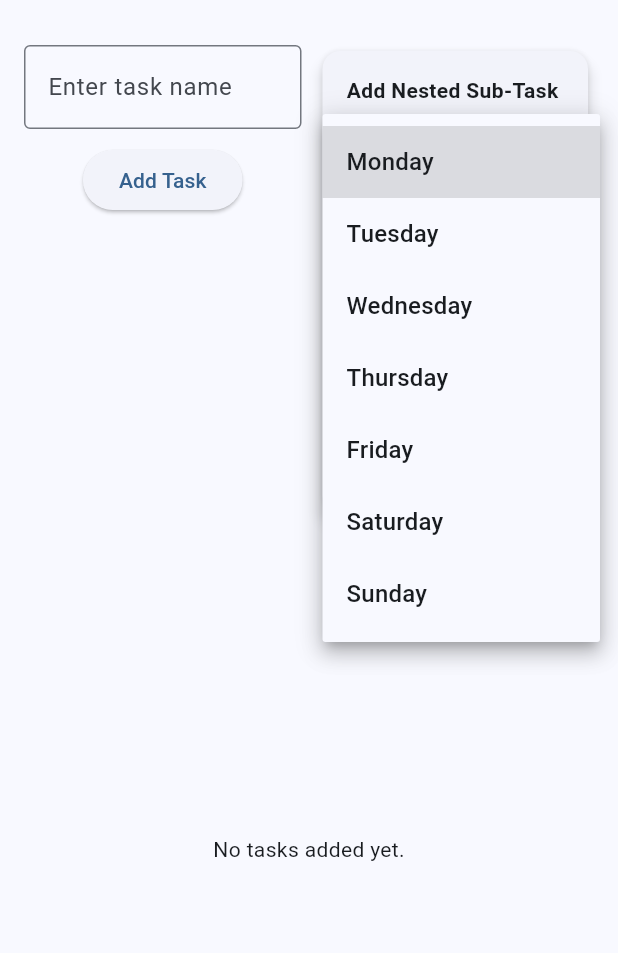
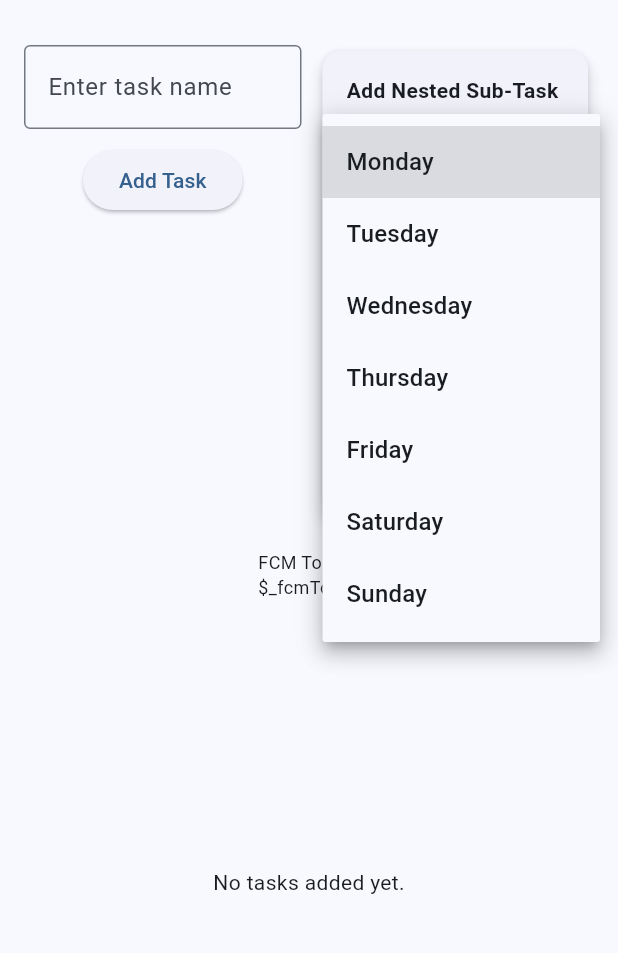
Before and after one commit to courtneyleora/CW6, a Flutter app: the screen it shows once a user with an empty profile is signed in, after a tap on "Monday", on a phone screen of 412 x 824 dp, the part 63-1016 px from its top. Run offline on Flutter 3.47's test engine with Material 3 defaults, Android fonts, the phone set to English and light mode, and no system bars; our stand-ins replace cloud_firestore, firebase_auth, firebase_core, firebase_messaging; accounts and stored records are empty; network calls fail.

Commit message:
debug changes

```diff
--- a/app/lib/main.dart
+++ b/app/lib/main.dart
@@ -3,6 +3,7 @@ import 'package:firebase_core/firebase_core.dart';
 import 'package:flutter/material.dart';
 import 'package:firebase_auth/firebase_auth.dart';
 import 'firebase_options.dart';
+import 'package:firebase_messaging/firebase_messaging.dart';
 
 void main() async {
   WidgetsFlutterBinding.ensureInitialized();
@@ -34,11 +35,7 @@ class AuthGate extends StatelessWidget {
       stream: FirebaseAuth.instance.authStateChanges(),
       builder: (context, snapshot) {
         if (!snapshot.hasData) {
-          return LoginScreen(
-            onLoginSuccess: () {
-              (context as Element).markNeedsBuild();
-            },
-          );
+          return const LoginScreen();
         } else {
           return const TaskListScreen();
         }
@@ -48,8 +45,7 @@ class AuthGate extends StatelessWidget {
 }
 
 class LoginScreen extends StatefulWidget {
-  final VoidCallback onLoginSuccess;
-  const LoginScreen({super.key, required this.onLoginSuccess});
+  const LoginScreen({super.key});
 
   @override
   State<LoginScreen> createState() => _LoginScreenState();
@@ -66,7 +62,6 @@ class _LoginScreenState extends State<LoginScreen> {
         email: _email.text.trim(),
         password: _password.text.trim(),
       );
-      widget.onLoginSuccess();
     } catch (e) {
       setState(() => _error = "Login failed: \${e.toString()}");
     }
@@ -78,7 +73,6 @@ class _LoginScreenState extends State<LoginScreen> {
         email: _email.text.trim(),
         password: _password.text.trim(),
       );
-      widget.onLoginSuccess();
     } catch (e) {
       setState(() => _error = "Registration failed: \${e.toString()}");
     }
@@ -141,6 +135,7 @@ class _TaskListScreenState extends State<TaskListScreen> {
   ];
 
   late final CollectionReference tasksRef;
+  String? _fcmToken;
 
   @override
   void initState() {
@@ -150,6 +145,22 @@ class _TaskListScreenState extends State<TaskListScreen> {
         .collection('users')
         .doc(user.uid)
         .collection('tasks');
+    _initFCM();
+  }
+
+  Future<void> _initFCM() async {
+    FirebaseMessaging messaging = FirebaseMessaging.instance;
+    NotificationSettings settings = await messaging.requestPermission();
+
+    if (settings.authorizationStatus == AuthorizationStatus.authorized) {
+      String? token = await messaging.getToken();
+      print("\u{1F525} FCM Token: \$token");
+      setState(() {
+        _fcmToken = token;
+      });
+    } else {
+      print("\u274C User declined or has not accepted permission");
+    }
   }
 
   Future<void> _addTask(String taskName) async {
@@ -185,7 +196,6 @@ class _TaskListScreenState extends State<TaskListScreen> {
         .doc(selectedDay);
 
     await dayRef.set({'day': selectedDay});
-
     final blockRef = dayRef.collection('timeBlocks').doc(timeRange);
     await blockRef.set({'timeRange': timeRange});
 
@@ -262,9 +272,8 @@ class _TaskListScreenState extends State<TaskListScreen> {
                                   );
                                 }).toList(),
                             onChanged: (val) {
-                              if (val != null) {
+                              if (val != null)
                                 setState(() => _selectedDay = val);
-                              }
                             },
                             decoration: const InputDecoration(labelText: "Day"),
                           ),
@@ -297,6 +306,14 @@ class _TaskListScreenState extends State<TaskListScreen> {
               ],
             ),
             const SizedBox(height: 20),
+            if (_fcmToken != null)
+              Padding(
+                padding: const EdgeInsets.only(bottom: 10),
+                child: Text(
+                  "FCM Token:\n\$_fcmToken",
+                  style: const TextStyle(fontSize: 12),
+                ),
+              ),
             Expanded(
               child: StreamBuilder<QuerySnapshot>(
                 stream: tasksRef.orderBy('timestamp').snapshots(),
--- a/app/pubspec.yaml
+++ b/app/pubspec.yaml
@@ -40,6 +40,7 @@ dependencies:
   cupertino_icons: ^1.0.8
   js: ^0.6.7
   firebase_messaging: ^14.9.4
+  firebase_in_app_messaging: ^0.7.5+7
 
 dev_dependencies:
   flutter_test:
```
Also changed, not shown: app/pubspec.lock.
